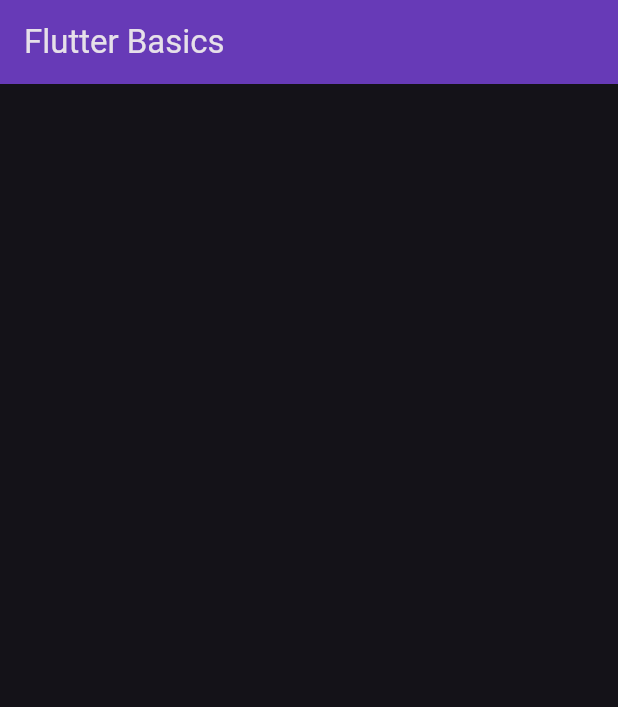
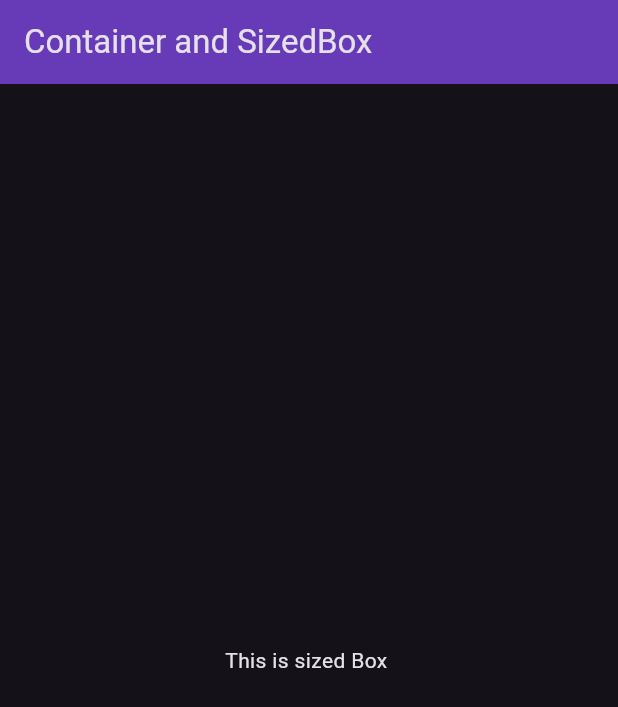
Before and after one commit to DevanshSadhya/Flutter_Basics, a Flutter app: the screen it shows after launch, on a phone screen of 412 x 824 dp. Shown: the top 707 px of the screen. Run offline on Flutter 3.47's test engine with Material 3 defaults, Android fonts, the phone set to English and light mode, and no system bars.

Commit message:
1st Container Sized Box widgets

```diff
--- a/flutter_basics_appsbuilding/lib/Widgets/Container_SizedBox.dart
+++ b/flutter_basics_appsbuilding/lib/Widgets/Container_SizedBox.dart
@@ -7,9 +7,16 @@
   Widget build(BuildContext context) {
     return Scaffold(
       appBar: AppBar(
-        title: Text('Flutter Basics'),
+        title: Text('Container and SizedBox '),
         backgroundColor:Colors.deepPurple,
       ),
+      body:Center(
+        child: SizedBox(
+          height: 650,
+          width: 650,
+          child: Center(child: Text('This is sized Box ')),
+        ),
+      ) ,
     );
   }
 }
```
